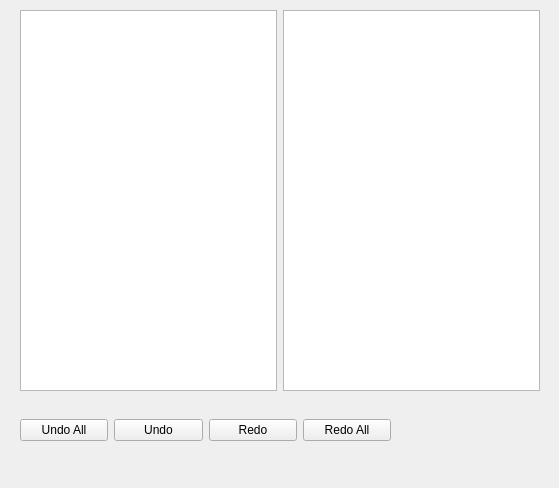
Qt form src/Interface/Application/HistoryWindow.ui (SCIInstitute/SCIRun) before a commit.
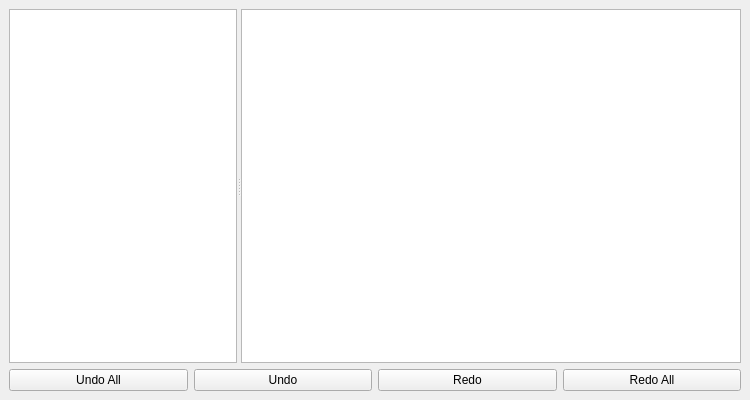
The same form after that commit.

Commit message: History window available through main window.

```diff
--- a/src/Interface/Application/HistoryWindow.ui
+++ b/src/Interface/Application/HistoryWindow.ui
@@ -6,68 +6,82 @@
    <rect>
     <x>0</x>
     <y>0</y>
-    <width>559</width>
-    <height>488</height>
+    <width>750</width>
+    <height>400</height>
    </rect>
   </property>
+  <property name="minimumSize">
+   <size>
+    <width>555</width>
+    <height>400</height>
+   </size>
+  </property>
   <property name="windowTitle">
    <string>History</string>
   </property>
   <widget class="QWidget" name="dockWidgetContents">
-   <widget class="QWidget" name="">
-    <property name="geometry">
-     <rect>
-      <x>20</x>
-      <y>10</y>
-      <width>520</width>
-      <height>381</height>
-     </rect>
-    </property>
-    <layout class="QHBoxLayout" name="horizontalLayout">
+   <property name="minimumSize">
+    <size>
+     <width>0</width>
+     <height>0</height>
+    </size>
+   </property>
+   <layout class="QVBoxLayout" name="verticalLayout">
      <item>
+     <widget class="QSplitter" name="splitter">
+      <property name="sizePolicy">
+       <sizepolicy hsizetype="Expanding" vsizetype="Expanding">
+        <horstretch>0</horstretch>
+        <verstretch>0</verstretch>
+       </sizepolicy>
+      </property>
+      <property name="minimumSize">
+       <size>
+        <width>531</width>
+        <height>300</height>
+       </size>
+      </property>
+      <property name="orientation">
+       <enum>Qt::Horizontal</enum>
+      </property>
       <widget class="QListWidget" name="historyListWidget_"/>
-     </item>
-     <item>
       <widget class="QTextEdit" name="networkXMLTextEdit_">
+       <property name="minimumSize">
+        <size>
+         <width>500</width>
+         <height>0</height>
+        </size>
+       </property>
        <property name="readOnly">
         <bool>true</bool>
        </property>
       </widget>
-     </item>
-    </layout>
-   </widget>
-   <widget class="QWidget" name="">
-    <property name="geometry">
-     <rect>
-      <x>20</x>
-      <y>410</y>
-      <width>371</width>
-      <height>41</height>
-     </rect>
-    </property>
-    <layout class="QGridLayout" name="gridLayout">
-     <item row="0" column="0">
+     </widget>
+    </item>
+    <item>
+     <layout class="QHBoxLayout" name="horizontalLayout">
+      <item>
       <widget class="QPushButton" name="undoAllButton_">
        <property name="text">
         <string>Undo All</string>
        </property>
       </widget>
      </item>
-     <item row="0" column="1">
+      <item>
       <widget class="QPushButton" name="undoButton_">
        <property name="text">
         <string>Undo</string>
        </property>
       </widget>
      </item>
-     <item row="0" column="2">
+      <item>
       <widget class="QPushButton" name="redoButton_">
        <property name="text">
         <string>Redo</string>
        </property>
       </widget>
      </item>
-     <item row="0" column="3">
+      <item>
       <widget class="QPushButton" name="redoAllButton_">
        <property name="text">
         <string>Redo All</string>
@@ -75,7 +89,8 @@
       </widget>
      </item>
     </layout>
-   </widget>
+    </item>
+   </layout>
   </widget>
  </widget>
  <resources/>
```
Lines whose indentation alone changed are shown as unchanged. The commit also changes 4 other files.
